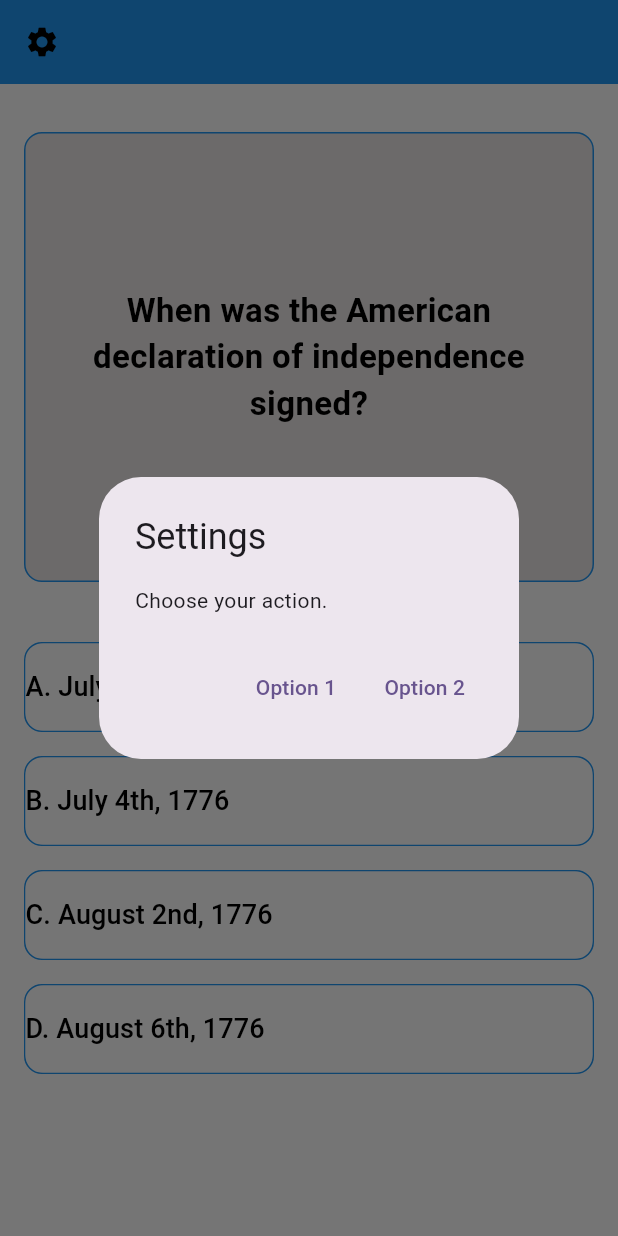
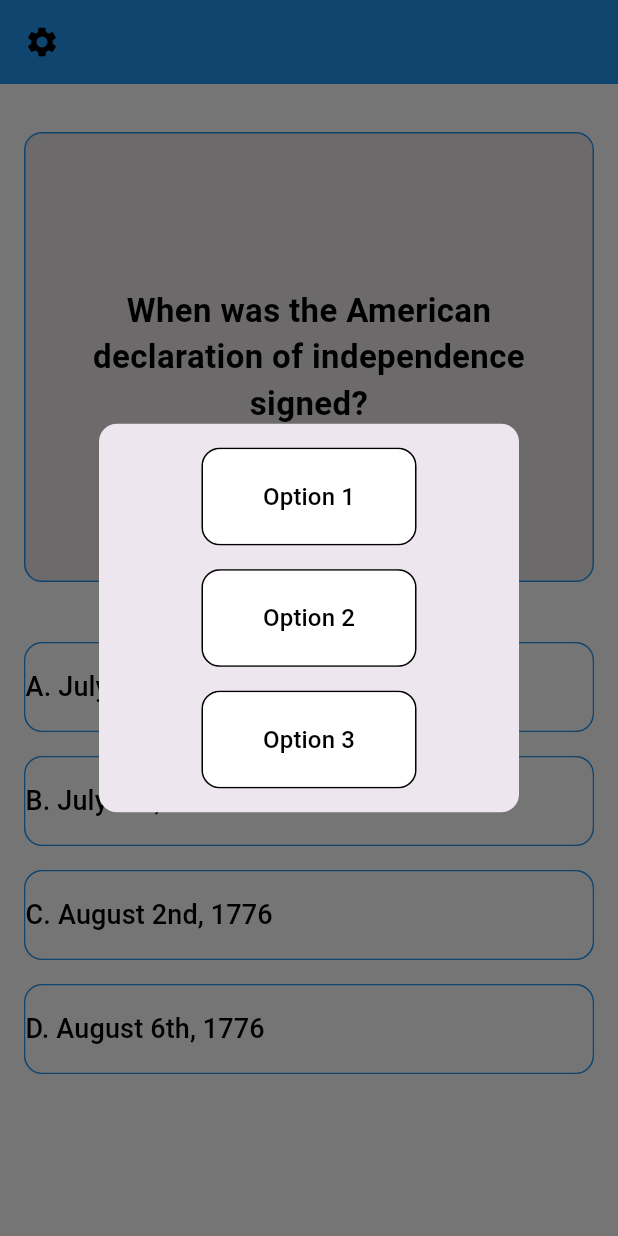
Before and after one commit to liempn13/do_an_di_dong, a Flutter app: the inGame screen opened directly, after a tap on the "settings" icon, on a phone screen of 412 x 824 dp. Run offline on Flutter 3.47's test engine with Material 3 defaults, Android fonts, the light colour scheme and no system bars; our stand-ins replace flutter_icons, google_fonts, pull_to_refresh_flutter3, velocity_x; missing offline and left inert: custom_clippers; network calls fail.

Commit message:
setting_homepage + popup

```diff
--- a/lib/inGame.dart
+++ b/lib/inGame.dart
@@ -11,7 +11,6 @@ class inGame extends StatelessWidget {
         leading: IconButton(
           icon: Icon(Icons.settings, color: Colors.black),
           onPressed: () {
-            // Gọi hàm showSettingsDialog khi nhấn nút Settings
             showSettingsDialog(context);
           },
         ),
@@ -67,25 +66,61 @@ class inGame extends StatelessWidget {
     showDialog(
       context: context,
       builder: (BuildContext context) {
-        return AlertDialog(
-          title: Text('Settings'),
-          content: Text('Choose your action.'),
-          actions: <Widget>[
-            TextButton(
-              onPressed: () {
-                Navigator.of(context).pop(); // Đóng pop-up
-              },
-              child: Text('Option 1'),
+        return Dialog(
+          shape: RoundedRectangleBorder(
+            borderRadius: BorderRadius.circular(12),
+          ),
+          child: Padding(
+            padding: const EdgeInsets.all(16.0),
+            child: Column(
+              mainAxisSize: MainAxisSize.min,
+              children: [
+                CustomButton(text: 'Option 1'),
+                SizedBox(height: 16),
+                CustomButton(text: 'Option 2'),
+                SizedBox(height: 16),
+                CustomButton(text: 'Option 3'),
+              ],
             ),
-            TextButton(
-              onPressed: () {
-                Navigator.of(context).pop(); // Đóng pop-up
-              },
-              child: Text('Option 2'),
-            ),
-          ],
+          ),
         );
       },
+    );
+  }
+}
+
+class CustomButton extends StatelessWidget {
+  final String text;
+
+  const CustomButton({super.key, required this.text});
+
+  @override
+  Widget build(BuildContext context) {
+    return Container(
+      decoration: BoxDecoration(
+        border: Border.all(color: Colors.black),
+        borderRadius: BorderRadius.circular(12),
+      ),
+      child: ElevatedButton(
+        onPressed: () {
+          Navigator.of(context).pop();
+        },
+        style: ElevatedButton.styleFrom(
+          backgroundColor: Colors.white,
+          padding: EdgeInsets.symmetric(vertical: 20.0, horizontal: 40.0),
+          shape: RoundedRectangleBorder(
+            borderRadius: BorderRadius.circular(12),
+          ),
+          elevation: 0,
+        ),
+        child: Text(
+          text,
+          style: TextStyle(
+            color: Colors.black,
+            fontSize: 16,
+          ),
+        ),
+      ),
     );
   }
 }
```
Also changed, not shown: lib/setting_homePage.dart (added, +105 -0 lines).
